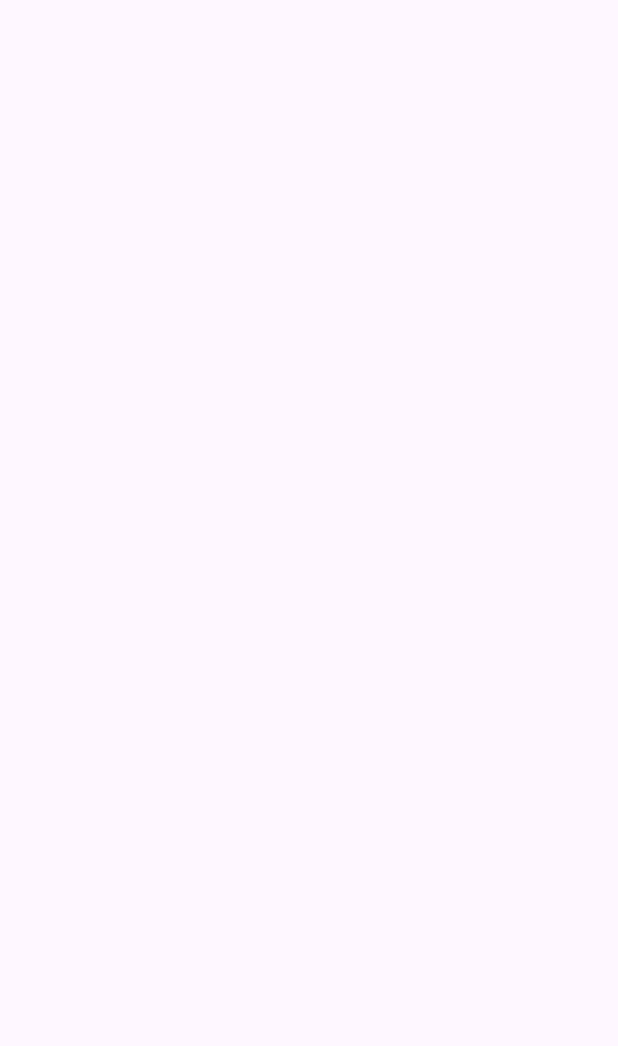
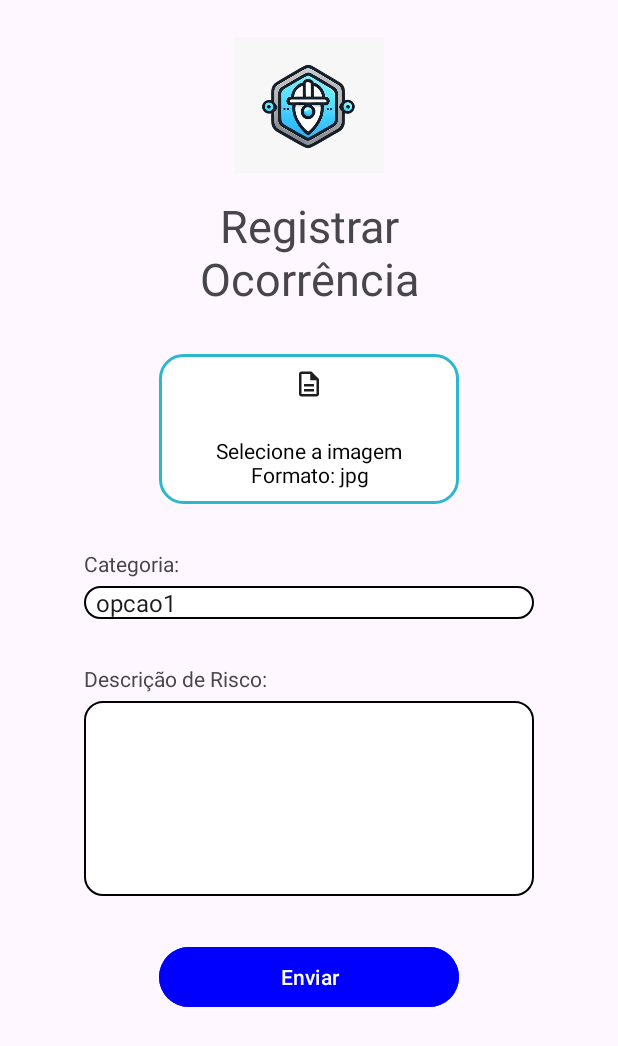
Before and after one commit to usergh12/Equipe_T01_02, an Android app: the TelaRegistro screen opened directly, with no data from a screen before it, on a phone screen of 412 x 824 dp. Before the commit the part shown is empty. Shown: the top 1046 px of the screen. Run offline under Robolectric (Android 15) with nearby library versions, the phone set to English and light mode, and no system bars.

Commit message:
Tela de registro

```diff
--- a/app/src/main/AndroidManifest.xml
+++ b/app/src/main/AndroidManifest.xml
@@ -1,7 +1,7 @@
 <?xml version="1.0" encoding="utf-8"?>
 <manifest xmlns:android="http://schemas.android.com/apk/res/android"
     xmlns:tools="http://schemas.android.com/tools">
-
+    <uses-permission android:name="android.permission.READ_MEDIA_IMAGES" />
     <application
         android:allowBackup="true"
         android:dataExtractionRules="@xml/data_extraction_rules"
--- a/app/src/main/java/com/example/myapplication/MainActivity.kt
+++ b/app/src/main/java/com/example/myapplication/MainActivity.kt
@@ -18,11 +18,12 @@ class MainActivity : AppCompatActivity() {
         val txtCadastro = findViewById<TextView>(R.id.txtCadastro)
         val txtClicker = TextViewClickHandler(this, TelaCadastro::class.java)
         val btnEntrar = findViewById<Button>(R.id.btnLogin)
-        val btnHandler = ButtonClickHandler(this, TelaRegistro::class.java)
+        val btnHandler = ButtonClickHandler(btnEntrar)
         val txtErro = findViewById<TextView>(R.id.txtFalhaLogin)
 
         txtClicker.irParaTela(txtCadastro)
-        btnHandler.erroLogin(btnEntrar, txtErro)
+        btnHandler.mudarTela(this, TelaRegistro::class.java)
+        //btnHandler.erroLogin(btnEntrar, txtErro)
 
     }
 }
--- a/app/src/main/java/com/example/myapplication/TelaCadastro.kt
+++ b/app/src/main/java/com/example/myapplication/TelaCadastro.kt
@@ -20,7 +20,7 @@ class TelaCadastro : AppCompatActivity() {
         txtVoltarLoginClickHandler.irParaTela(txtVoltarLogin)
 
         val btnCadastro = findViewById<Button>(R.id.btnCadatro)
-        val btnClicker = ButtonClickHandler(this, TelaCadastroConcluido::class.java)
-        btnClicker.mudarTela(btnCadastro)
+        val btnClicker = ButtonClickHandler(btnCadastro)
+        btnClicker.mudarTela(this, TelaCadastroConcluido::class.java)
     }
 }
--- a/app/src/main/java/com/example/myapplication/TelaRegistro.kt
+++ b/app/src/main/java/com/example/myapplication/TelaRegistro.kt
@@ -1,6 +1,8 @@
 package com.example.myapplication
 
 import android.os.Bundle
+import android.widget.ArrayAdapter
+import android.widget.Spinner
 import androidx.activity.enableEdgeToEdge
 import androidx.appcompat.app.AppCompatActivity
 import androidx.core.view.ViewCompat
@@ -11,10 +13,14 @@ class TelaRegistro : AppCompatActivity() {
         super.onCreate(savedInstanceState)
         enableEdgeToEdge()
         setContentView(R.layout.activity_tela_registro)
-        ViewCompat.setOnApplyWindowInsetsListener(findViewById(R.id.main)) { v, insets ->
-            val systemBars = insets.getInsets(WindowInsetsCompat.Type.systemBars())
-            v.setPadding(systemBars.left, systemBars.top, systemBars.right, systemBars.bottom)
-            insets
-        }
+
+        val spinner: Spinner = findViewById(R.id.spnRegistro)
+        val opcoes = listOf("opcao1", "opcao2","opcao3")
+
+        val adapter = ArrayAdapter(this, android.R.layout.simple_spinner_item, opcoes)
+        adapter.setDropDownViewResource(android.R.layout.simple_spinner_dropdown_item)
+        spinner.adapter = adapter
+
+
     }
 }
--- a/app/src/main/java/com/example/myapplication/buttonClickHandler.kt
+++ b/app/src/main/java/com/example/myapplication/buttonClickHandler.kt
@@ -4,20 +4,18 @@ import android.view.View
 import android.widget.Button
 import android.widget.TextView
 
-class ButtonClickHandler(
-    private val context: Context,
-    private val destination: Class<*>){
+class ButtonClickHandler(private val button: Button) {
 
-    fun mudarTela(b: Button){
-        b.setOnClickListener(){
-            context.startActivity(Intent(context,destination))
+    fun mudarTela(context: Context, destination: Class<*>) {
+        button.setOnClickListener {
+            val intent = Intent(context, destination)
+            context.startActivity(intent)
         }
     }
 
-    fun erroLogin(b:Button, t: TextView){
-        b.setOnClickListener(){
-            t.visibility = View.VISIBLE
+    fun erroLogin(textView: TextView) {
+        button.setOnClickListener {
+            textView.visibility = View.VISIBLE
         }
     }
-
 }
--- /dev/null
+++ b/app/src/main/res/drawable/btn_registro.xml
@@ -0,0 +1,14 @@
+<?xml version="1.0" encoding="utf-8"?>
+<shape xmlns:android="http://schemas.android.com/apk/res/android" android:shape="rectangle">
+    <solid android:color="#FFFFFF" />
+
+    <!-- Borda colorida -->
+    <stroke
+        android:width="2dp"
+        android:color="#2BB7D0" /> <!-- roxo, pode trocar -->
+
+    <!-- Cantos arredondados -->
+    <corners android:radius="15dp" />
+
+
+</shape>
--- /dev/null
+++ b/app/src/main/res/drawable/file_icon.xml
@@ -0,0 +1,9 @@
+<vector xmlns:android="http://schemas.android.com/apk/res/android"
+    android:width="24dp"
+    android:height="24dp"
+    android:viewportWidth="960"
+    android:viewportHeight="960">
+  <path
+      android:pathData="M320,720h320v-80L320,640v80ZM320,560h320v-80L320,480v80ZM240,880q-33,0 -56.5,-23.5T160,800v-640q0,-33 23.5,-56.5T240,80h320l240,240v480q0,33 -23.5,56.5T720,880L240,880ZM520,360v-200L240,160v640h480v-440L520,360ZM240,160v200,-200 640,-640Z"
+      android:fillColor="#1f1f1f"/>
+</vector>
--- /dev/null
+++ b/app/src/main/res/drawable/spinner_tela_registro.xml
@@ -0,0 +1,11 @@
+<?xml version="1.0" encoding="utf-8"?>
+<shape xmlns:android="http://schemas.android.com/apk/res/android">
+
+    <solid android:color="#FFFFFF" />
+
+    <corners android:radius="12dp" />
+
+    <stroke
+        android:width="1dp"
+        android:color="#000000" />
+</shape>
--- a/app/src/main/res/layout/activity_tela_cadastro.xml
+++ b/app/src/main/res/layout/activity_tela_cadastro.xml
@@ -54,7 +54,7 @@
     <TextView
         android:layout_width="wrap_content"
         android:layout_height="wrap_content"
-        android:text="Cargo"
+        android:text="Setor"
         android:textSize="20dp"
         android:textColor="#003D7A"
         android:id="@+id/txtCargo"
--- a/app/src/main/res/layout/activity_tela_registro.xml
+++ b/app/src/main/res/layout/activity_tela_registro.xml
@@ -7,4 +7,115 @@
     android:layout_height="match_parent"
     tools:context=".TelaRegistro">
 
+    <ImageView
+        android:id="@+id/imageViewIconLogin"
+        android:layout_width="100dp"
+        android:layout_height="100dp"
+        android:layout_marginTop="20dp"
+        app:layout_constraintTop_toTopOf="parent"
+        app:layout_constraintStart_toStartOf="parent"
+        app:layout_constraintEnd_toEndOf="parent"
+        android:src="@drawable/icon"/>
+
+    <TextView
+        android:id="@+id/txtRegistroDeOcorrencia"
+        android:layout_width="wrap_content"
+        android:layout_height="wrap_content"
+        android:text="Registrar\nOcorrência"
+        android:textAlignment="center"
+        android:textSize="30dp"
+        android:layout_marginTop="10dp"
+        app:layout_constraintTop_toBottomOf="@+id/imageViewIconLogin"
+        app:layout_constraintStart_toStartOf="parent"
+        app:layout_constraintEnd_toEndOf="parent"/>
+
+
+
+    <FrameLayout
+        android:id="@+id/frmSelecionarImagem"
+        android:layout_width="200dp"
+        android:layout_height="100dp"
+        android:background="@drawable/btn_registro"
+        app:layout_constraintStart_toStartOf="parent"
+        app:layout_constraintEnd_toEndOf="parent"
+        app:layout_constraintTop_toBottomOf="@+id/txtRegistroDeOcorrencia"
+        android:layout_marginTop="30dp">
+
+        <ImageView
+            android:id="@+id/imgIcone"
+            android:layout_width="20dp"
+            android:layout_height="20dp"
+            android:layout_gravity="top|center_horizontal"
+            android:layout_marginTop="10dp"
+            android:src="@drawable/file_icon"
+            android:contentDescription="Ícone de arquivo"
+            android:scaleType="fitCenter" />
+
+        <TextView
+            android:id="@+id/txtLegenda"
+            android:layout_width="match_parent"
+            android:layout_height="match_parent"
+            android:text="Selecione a imagem\nFormato: jpg"
+            android:gravity="bottom|center_horizontal"
+            android:layout_marginBottom="10dp"
+            android:textAlignment="center"
+            android:textColor="#000000"
+            android:textSize="14sp"
+            android:background="@android:color/transparent" />
+    </FrameLayout>
+
+    <TextView
+        android:id="@+id/txtCategoria"
+        android:layout_width="wrap_content"
+        android:layout_height="wrap_content"
+        android:text="Categoria:"
+        android:layout_marginTop="30dp"
+        app:layout_constraintTop_toBottomOf="@id/frmSelecionarImagem"
+        app:layout_constraintStart_toStartOf="@id/spnRegistro"/>
+    <Spinner
+        android:id="@+id/spnRegistro"
+        android:layout_width="300dp"
+        android:layout_height="wrap_content"
+        app:layout_constraintTop_toBottomOf="@id/txtCategoria"
+        android:layout_marginTop="5dp"
+        app:layout_constraintStart_toStartOf="parent"
+        app:layout_constraintEnd_toEndOf="parent"
+        android:background="@drawable/spinner_tela_registro"
+        />
+    <TextView
+        android:id="@+id/txtDescricaoDeRisco"
+        android:layout_width="wrap_content"
+        android:layout_height="wrap_content"
+        app:layout_constraintTop_toBottomOf="@id/spnRegistro"
+        app:layout_constraintStart_toStartOf="@+id/spnRegistro"
+        android:text="Descrição de Risco:"
+        android:layout_marginTop="30dp"
+        />
+
+    <EditText
+        android:layout_width="300dp"
+        android:layout_height="130dp"
+        android:id="@+id/edtDescricao"
+        app:layout_constraintTop_toBottomOf="@id/txtDescricaoDeRisco"
+        app:layout_constraintStart_toStartOf="@id/txtDescricaoDeRisco"
+        android:layout_marginTop="5dp"
+        android:inputType="textMultiLine"
+        android:gravity="top|start"
+        android:background="@drawable/spinner_tela_registro"
+        android:padding="10dp"
+        android:scrollbars="vertical"
+        />
+    <Button
+        android:id="@+id/btnEnviar"
+        android:layout_width="200dp"
+        android:layout_height="wrap_content"
+        android:backgroundTint="#0000FF"
+        android:layout_marginTop="30dp"
+        app:layout_constraintStart_toStartOf="@id/edtDescricao"
+        app:layout_constraintEnd_toEndOf="@id/edtDescricao"
+        app:layout_constraintTop_toBottomOf="@+id/edtDescricao"
+        android:text="Enviar"
+
+        />
+
 </androidx.constraintlayout.widget.ConstraintLayout>
```
